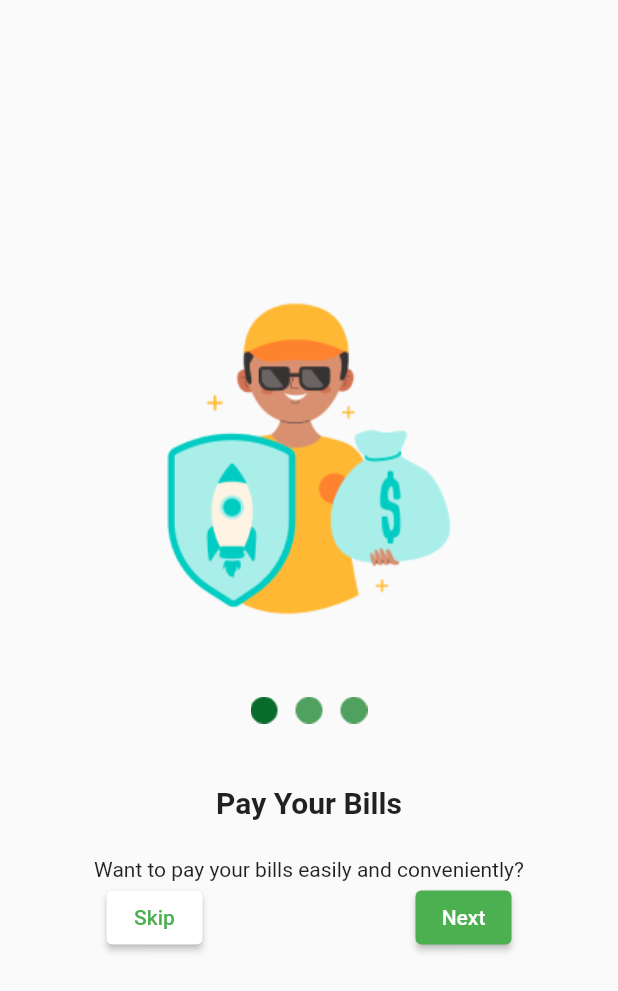
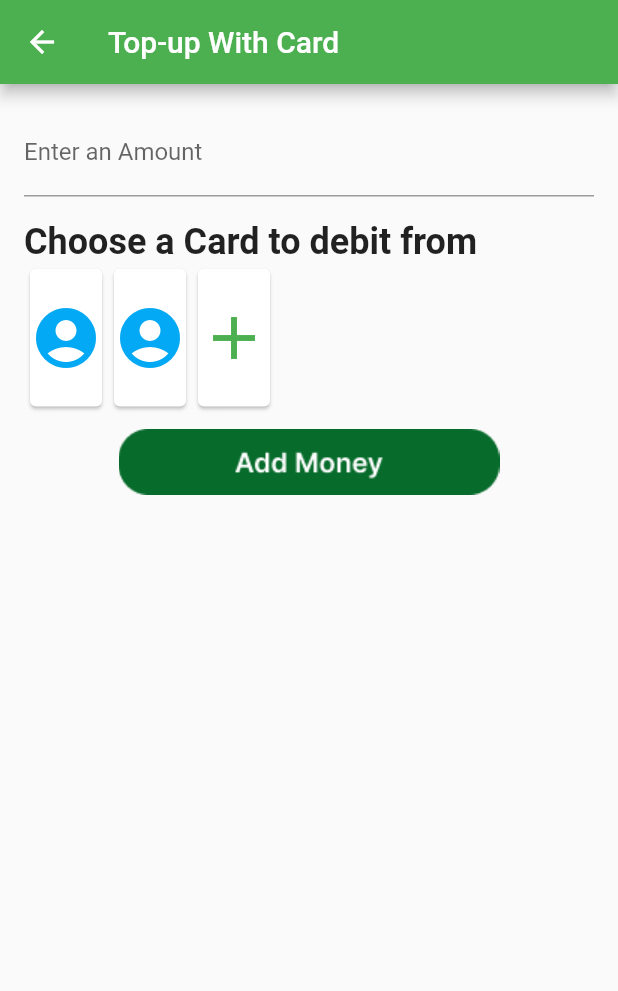
Before and after one commit to Eyiladeogo/QrPay, a Flutter app: the screen it shows after launch, swiped to page 2, on a phone screen of 412 x 824 dp. Shown: the top 991 px of the screen. Run offline on Flutter 3.47's test engine with Material 2 defaults, Android fonts, the phone set to English and light mode, and no system bars.

Commit message:
New screens created

```diff
--- a/lib/main.dart
+++ b/lib/main.dart
@@ -1,10 +1,14 @@
 import 'package:flutter/material.dart';
-import 'package:qrpay_ui/pages/page_one.dart';
+import 'package:qrpay_ui/pages/splash/splash_page.dart';
 import 'package:qrpay_ui/pages/page_two.dart';
 import 'package:qrpay_ui/pages/page_three.dart';
 import 'package:qrpay_ui/pages/page_four.dart';
 import 'package:qrpay_ui/pages/page_five.dart';
 import 'package:qrpay_ui/utils/config.dart'; // Import your PageTwo widget
+import 'package:qrpay_ui/pages/add_card/add_card_page.dart';
+import 'package:qrpay_ui/pages/bank_transfer/bank_transfer_page.dart';
+import 'package:qrpay_ui/pages/add_money/add_money_page.dart';
+import 'package:qrpay_ui/pages/profile/profile_page.dart';
 
 void main() {
   runApp(const MyApp());
@@ -28,7 +32,8 @@ class MyApp extends StatelessWidget {
       initialRoute: '/',
       routes: {
         '/': (context) => const PageOne(),
-        'page_two': (context) => const PageTwo(),
+        'page_two' : (context) => const AddMoneyPage(),
+        // 'page_two': (context) => const PageTwo(),
         'page_three': (context) => const PageThree(),
         'page_four': (context) => const PageFour(),
         'page_five': (context) => const PageFive(),
--- /dev/null
+++ b/lib/pages/add_money/add_money_page.dart
@@ -0,0 +1,109 @@
+import 'package:flutter/material.dart';
+import 'package:qrpay_ui/utils/config.dart';
+
+class AddMoneyPage extends StatelessWidget {
+  const AddMoneyPage({Key? key}) : super(key: key);
+
+  @override
+  Widget build(BuildContext context) {
+    return Scaffold(
+      appBar: AppBar(
+        title: const Text('Top-up With Card'),
+        backgroundColor: Config.primaryColor,
+      ),
+      body: Padding(
+        padding: const EdgeInsets.all(16.0),
+        child: ListView(
+          children: [
+            // Card Number Field
+            TextFormField(
+              decoration: const InputDecoration(
+                labelText: 'Enter an Amount',
+                hintText: '10.00 - 2,000,000.00',
+              ),
+            ),
+            const SizedBox(height: 16.0), // Add spacing between fields
+            const Text(
+                'Choose a Card to debit from',
+              style: TextStyle(fontSize: 24, // Set the font size
+              fontWeight: FontWeight.bold,)
+            ),
+
+            // Card List
+            SizedBox(
+              height: 100, // Customize the height of the card list
+              child: ListView.builder(
+                scrollDirection: Axis.horizontal,
+                itemCount: cardList.length + 1, // Plus 1 for the "Add Card" card
+                itemBuilder: (context, index) {
+                  if (index == cardList.length) {
+                    // Display the "Add Card" card
+                    return GestureDetector(
+                      onTap: () {
+                        // Handle button tap action here
+                      },
+                      child: const Card(
+                        // Customize the "Add Card" card's appearance
+                        child: Center(
+                          child: Icon(Icons.add, size: 48.0, color: Colors.green),
+                        ),
+                      ),
+                    );
+                  } else {
+                    // Display a regular card from the cardList
+                    return const Card(
+                        child: Icon(Icons.account_circle_rounded, size: 48.0, color: Colors.lightBlue,)// Your card content here
+                    );
+                  }
+                },
+              ),
+            ),
+
+            // Expiry Date and CVV Fields
+
+            const SizedBox(width: 16.0), // Add spacing between fields
+
+            GestureDetector(
+              onTap: () {
+                // Handle button tap action here
+              },
+              child: Image.asset('assets/add_money/add_money_button.png'),
+            ),
+          ],
+        ),
+      ),
+    );
+  }
+}
+
+
+class CardData {
+  final String cardNumber;
+  final String cardHolder;
+  final String expiryDate;
+  final String cvv;
+
+  CardData({
+    required this.cardNumber,
+    required this.cardHolder,
+    required this.expiryDate,
+    required this.cvv,
+  });
+}
+
+List<CardData> cardList = [
+  CardData(
+    cardNumber: '1234 5678 9012 3456',
+    cardHolder: 'John Doe',
+    expiryDate: '12/24',
+    cvv: '123',
+  ),
+  CardData(
+    cardNumber: '9876 5432 1098 7654',
+    cardHolder: 'Jane Smith',
+    expiryDate: '05/23',
+    cvv: '456',
+  ),
+
+  // Add more card data objects as needed
+];
--- a/lib/pages/page_four.dart
+++ b/lib/pages/page_four.dart
@@ -28,7 +28,7 @@ class PageFour extends StatelessWidget {
               textAlign: TextAlign.center,
             ),
             SkipNextButtons(onSkip: (){Navigator.of(context).pushReplacementNamed('page_five');}, onNext: (){
-              Navigator.of(context).pushReplacementNamed('page_four');
+              Navigator.of(context).pushReplacementNamed('page_five');
             })
           ],
         ),
--- a/pubspec.yaml
+++ b/pubspec.yaml
@@ -61,6 +61,10 @@ flutter:
   # To add assets to your application, add an assets section, like this:
   assets:
     - assets/
+    - assets/add_card/
+    - assets/add_money/
+    - assets/bank_transfer/
+    - assets/id_transfer/
 
   # An image asset can refer to one or more resolution-specific "variants", see
   # https://flutter.dev/assets-and-images/#resolution-aware
```
Also changed, not shown: lib/pages/add_card/add_card_page.dart (added, +73 -0 lines), lib/pages/bank_transfer/bank_transfer_page.dart (added, +55 -0 lines), lib/pages/id_transfer/id_transfer_page.dart (added, +38 -0 lines), lib/pages/profile/profile_page.dart (added, +45 -0 lines), assets/add_card/add_card_button.png (added), assets/add_card_button.png (added), assets/add_money/add_money_button.png (added), assets/bank_transfer/bank_transfer_button.png (added), lib/pages/splash/splash_page.dart (renamed from lib/pages/page_one.dart).
